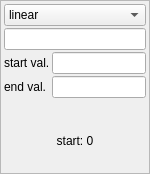
Qt form analog-event.ui (AlbertHdz4/qplayer) before a commit.
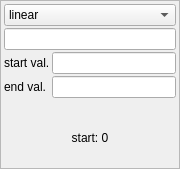
The same form after that commit.

```diff
--- a/analog-event.ui
+++ b/analog-event.ui
@@ -6,8 +6,8 @@
    <rect>
     <x>0</x>
     <y>0</y>
-    <width>150</width>
-    <height>174</height>
+    <width>180</width>
+    <height>169</height>
    </rect>
   </property>
   <property name="sizePolicy">
@@ -18,7 +18,7 @@
   </property>
   <property name="maximumSize">
    <size>
-    <width>150</width>
+    <width>180</width>
     <height>16777215</height>
    </size>
   </property>
```
